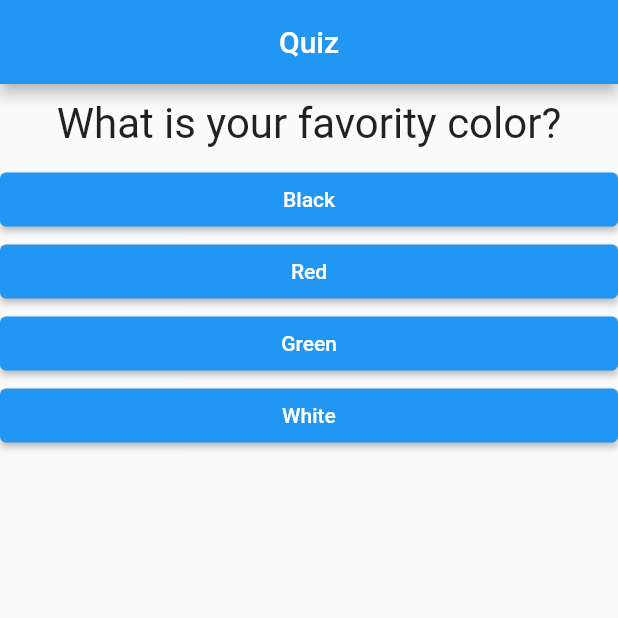
After one commit to samueljml/quiz, a Flutter app: the screen it shows after launch, on a phone screen of 412 x 824 dp, the top half of it. The commit adds this screen. Run offline on Flutter 3.47's test engine with Material 2 defaults, Android fonts, the phone set to English and light mode, and no system bars.

Commit message:
Add quiz widget

```diff
--- a/lib/main.dart
+++ b/lib/main.dart
@@ -1,6 +1,6 @@
 import 'package:flutter/material.dart';
-import "./question.dart";
-import './answer.dart';
+import 'package:project_quiz/quiz.dart';
+
 import './result.dart';
 
 main() => runApp(QuizApp(
@@ -21,6 +21,10 @@ class QuizAppState extends State<QuizApp> {
     }
   ];
 
+  bool get hasSelectedQuestion {
+    return _selectedQuestion < _questions.length;
+  }
+
   void _answer() {
     if (hasSelectedQuestion) {
       setState(() {
@@ -29,16 +33,8 @@ class QuizAppState extends State<QuizApp> {
     }
   }
 
-  bool get hasSelectedQuestion {
-    return _selectedQuestion < _questions.length;
-  }
-
   @override
   Widget build(BuildContext context) {
-    List<String> answers = hasSelectedQuestion
-        ? _questions[_selectedQuestion].cast()["answer"]
-        : [];
-
     return MaterialApp(
       home: Scaffold(
           appBar: AppBar(
@@ -46,11 +42,10 @@ class QuizAppState extends State<QuizApp> {
             centerTitle: true,
           ),
           body: hasSelectedQuestion
-              ? Column(
-                  children: <Widget>[
-                    Question(_questions[_selectedQuestion]["text"].toString()),
-                    ...answers.map((t) => Answer(t, _answer)).toList()
-                  ],
+              ? Quiz(
+                  selected: _selectedQuestion,
+                  questions: _questions,
+                  answer: _answer,
                 )
               : const Result()),
     );
--- /dev/null
+++ b/lib/quiz.dart
@@ -0,0 +1,33 @@
+import 'package:flutter/material.dart';
+import 'package:project_quiz/answer.dart';
+import 'package:project_quiz/question.dart';
+
+class Quiz extends StatelessWidget {
+  final int selected;
+  final List<Map<String, Object>> questions;
+  final void Function() answer;
+
+  const Quiz(
+      {required this.selected,
+      required this.questions,
+      required this.answer,
+      Key? key})
+      : super(key: key);
+
+  bool get hasSelectedQuestion {
+    return selected < questions.length;
+  }
+
+  @override
+  Widget build(BuildContext context) {
+    final List<String> answers =
+        hasSelectedQuestion ? questions[selected].cast()["answer"] : [];
+
+    return Column(
+      children: <Widget>[
+        Question(questions[selected]["text"].toString()),
+        ...answers.map((text) => Answer(text, answer)).toList()
+      ],
+    );
+  }
+}
```
